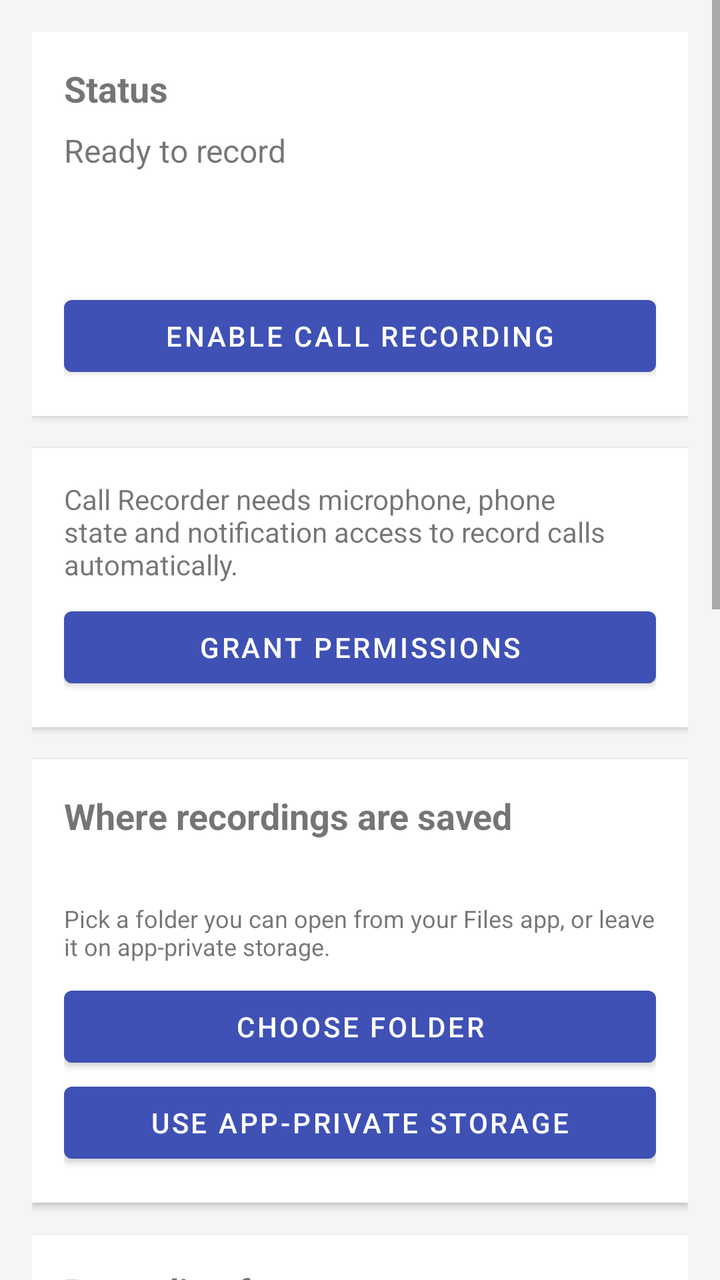
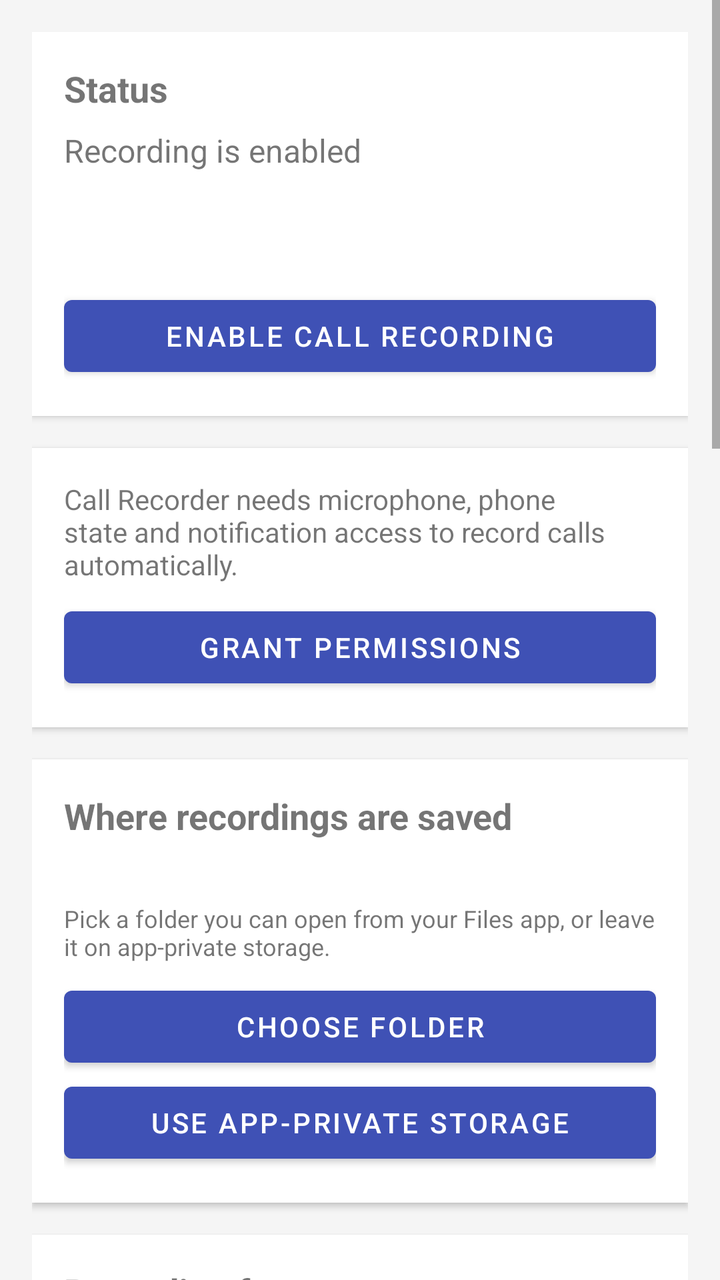

An Android layout rendered at two revisions. The XML below is the earlier revision; the diff shows what the commit changed to produce the second picture.
<!-- AndroidManifest.xml: application theme Theme.CallRecorder -->
<!-- res/layout/activity_main.xml -->
<?xml version="1.0" encoding="utf-8"?>
<ScrollView xmlns:android="http://schemas.android.com/apk/res/android"
    android:layout_width="match_parent"
    android:layout_height="match_parent"
    android:fillViewport="true"
    android:background="?android:attr/colorBackground">

    <LinearLayout
        android:layout_width="match_parent"
        android:layout_height="wrap_content"
        android:orientation="vertical"
        android:padding="16dp">

        
        <LinearLayout
            android:layout_width="match_parent"
            android:layout_height="wrap_content"
            android:orientation="vertical"
            android:padding="16dp"
            android:background="?attr/colorSurface"
            android:elevation="2dp">

            <TextView
                android:layout_width="wrap_content"
                android:layout_height="wrap_content"
                android:text="@string/status_title"
                android:textStyle="bold"
                android:textSize="18sp" />

            <TextView
                android:id="@+id/statusValue"
                android:layout_width="match_parent"
                android:layout_height="wrap_content"
                android:layout_marginTop="8dp"
                android:text="@string/status_ready"
                android:textSize="16sp" />

            <TextView
                android:id="@+id/statusSummary"
                android:layout_width="match_parent"
                android:layout_height="wrap_content"
                android:layout_marginTop="4dp"
                android:textSize="14sp" />

            <TextView
                android:id="@+id/statusFolder"
                android:layout_width="match_parent"
                android:layout_height="wrap_content"
                android:layout_marginTop="4dp"
                android:textSize="14sp" />

            <Button
                android:id="@+id/btnToggleService"
                android:layout_width="match_parent"
                android:layout_height="wrap_content"
                android:layout_marginTop="12dp"
                android:text="@string/btn_start" />
        </LinearLayout>

        
        <LinearLayout
            android:id="@+id/permissionsCard"
            android:layout_width="match_parent"
            android:layout_height="wrap_content"
            android:orientation="vertical"
            android:layout_marginTop="16dp"
            android:padding="16dp"
            android:background="?attr/colorSurface"
            android:elevation="2dp">

            <TextView
                android:id="@+id/permissionsText"
                android:layout_width="match_parent"
                android:layout_height="wrap_content"
                android:text="@string/permissions_needed"
                android:textSize="14sp" />

            <Button
                android:id="@+id/btnGrantPermissions"
                android:layout_width="match_parent"
                android:layout_height="wrap_content"
                android:layout_marginTop="8dp"
                android:text="@string/grant_permissions" />
        </LinearLayout>

        
        <LinearLayout
            android:layout_width="match_parent"
            android:layout_height="wrap_content"
            android:orientation="vertical"
            android:layout_marginTop="16dp"
            android:padding="16dp"
            android:background="?attr/colorSurface"
            android:elevation="2dp">

            <TextView
                android:layout_width="wrap_content"
                android:layout_height="wrap_content"
                android:text="@string/storage_title"
                android:textStyle="bold"
                android:textSize="18sp" />

            <TextView
                android:id="@+id/storagePath"
                android:layout_width="match_parent"
                android:layout_height="wrap_content"
                android:layout_marginTop="8dp"
                android:textSize="14sp" />

            <TextView
                android:layout_width="match_parent"
                android:layout_height="wrap_content"
                android:layout_marginTop="4dp"
                android:text="@string/storage_hint"
                android:textSize="12sp" />

            <Button
                android:id="@+id/btnChooseFolder"
                android:layout_width="match_parent"
                android:layout_height="wrap_content"
                android:layout_marginTop="8dp"
                android:text="@string/storage_choose" />

            <Button
                android:id="@+id/btnResetFolder"
                android:layout_width="match_parent"
                android:layout_height="wrap_content"
                android:text="@string/storage_reset" />
        </LinearLayout>

        
        <LinearLayout
            android:layout_width="match_parent"
            android:layout_height="wrap_content"
            android:orientation="vertical"
            android:layout_marginTop="16dp"
            android:padding="16dp"
            android:background="?attr/colorSurface"
            android:elevation="2dp">

            <TextView
                android:layout_width="wrap_content"
                android:layout_height="wrap_content"
                android:text="@string/format_title"
                android:textStyle="bold"
                android:textSize="18sp" />

            <RadioGroup
                android:id="@+id/formatGroup"
                android:layout_width="match_parent"
                android:layout_height="wrap_content"
                android:layout_marginTop="8dp"
                android:orientation="vertical" />

            <TextView
                android:layout_width="match_parent"
                android:layout_height="wrap_content"
                android:layout_marginTop="4dp"
                android:text="@string/format_hint"
                android:textSize="12sp" />
        </LinearLayout>

        
        <LinearLayout
            android:layout_width="match_parent"
            android:layout_height="wrap_content"
            android:orientation="vertical"
            android:layout_marginTop="16dp"
            android:padding="16dp"
            android:background="?attr/colorSurface"
            android:elevation="2dp">

            <TextView
                android:layout_width="wrap_content"
                android:layout_height="wrap_content"
                android:text="@string/quality_title"
                android:textStyle="bold"
                android:textSize="18sp" />

            <RadioGroup
                android:id="@+id/qualityGroup"
                android:layout_width="match_parent"
                android:layout_height="wrap_content"
                android:layout_marginTop="8dp"
                android:orientation="vertical" />

            <TextView
                android:layout_width="match_parent"
                android:layout_height="wrap_content"
                android:layout_marginTop="4dp"
                android:text="@string/quality_hint"
                android:textSize="12sp" />
        </LinearLayout>

        
        <LinearLayout
            android:layout_width="match_parent"
            android:layout_height="wrap_content"
            android:orientation="vertical"
            android:layout_marginTop="16dp"
            android:padding="16dp"
            android:background="?attr/colorSurface"
            android:elevation="2dp">

            <TextView
                android:layout_width="wrap_content"
                android:layout_height="wrap_content"
                android:text="@string/behaviour_title"
                android:textStyle="bold"
                android:textSize="18sp" />

            <CheckBox
                android:id="@+id/checkCellular"
                android:layout_width="match_parent"
                android:layout_height="wrap_content"
                android:layout_marginTop="8dp"
                android:text="@string/behaviour_record_cellular" />

            <CheckBox
                android:id="@+id/checkVoip"
                android:layout_width="match_parent"
                android:layout_height="wrap_content"
                android:text="@string/behaviour_record_voip" />

            <CheckBox
                android:id="@+id/checkAutoStart"
                android:layout_width="match_parent"
                android:layout_height="wrap_content"
                android:text="@string/behaviour_auto_start" />
        </LinearLayout>

        
        <LinearLayout
            android:layout_width="match_parent"
            android:layout_height="wrap_content"
            android:orientation="vertical"
            android:layout_marginTop="16dp"
            android:padding="16dp"
            android:background="?attr/colorSurface"
            android:elevation="2dp">

            <TextView
                android:layout_width="wrap_content"
                android:layout_height="wrap_content"
                android:text="@string/recordings_title"
                android:textStyle="bold"
                android:textSize="18sp" />

            <TextView
                android:id="@+id/recordingsEmpty"
                android:layout_width="match_parent"
                android:layout_height="wrap_content"
                android:layout_marginTop="8dp"
                android:text="@string/recordings_empty"
                android:textSize="14sp" />

            <LinearLayout
                android:id="@+id/recordingsContainer"
                android:layout_width="match_parent"
                android:layout_height="wrap_content"
                android:layout_marginTop="8dp"
                android:orientation="vertical" />
        </LinearLayout>

        
        <LinearLayout
            android:layout_width="match_parent"
            android:layout_height="wrap_content"
            android:orientation="vertical"
            android:layout_marginTop="16dp"
            android:padding="16dp"
            android:background="?attr/colorSurface"
            android:elevation="2dp">

            <TextView
                android:layout_width="wrap_content"
                android:layout_height="wrap_content"
                android:text="@string/updates_title"
                android:textStyle="bold"
                android:textSize="18sp" />

            <TextView
                android:id="@+id/currentVersion"
                android:layout_width="match_parent"
                android:layout_height="wrap_content"
                android:layout_marginTop="8dp"
                android:textSize="14sp" />

            <TextView
                android:id="@+id/updateStatus"
                android:layout_width="match_parent"
                android:layout_height="wrap_content"
                android:layout_marginTop="4dp"
                android:textSize="14sp" />

            <Button
                android:id="@+id/btnCheckUpdates"
                android:layout_width="match_parent"
                android:layout_height="wrap_content"
                android:layout_marginTop="8dp"
                android:text="@string/updates_check" />

            <Button
                android:id="@+id/btnOpenRelease"
                android:layout_width="match_parent"
                android:layout_height="wrap_content"
                android:visibility="gone"
                android:text="@string/updates_open_release" />
        </LinearLayout>

    </LinearLayout>
</ScrollView>
<!-- resources referenced by this layout -->
<resources>
  <string name="behaviour_auto_start">Start automatically after reboot</string>
  <string name="behaviour_record_cellular">Record phone calls</string>
  <string name="behaviour_record_voip">Record VoIP and WhatsApp calls, best effort</string>
  <string name="behaviour_title">Behaviour</string>
  <string name="btn_start">Enable call recording</string>
  <string name="format_hint">M4A gives the best balance of quality and size.</string>
  <string name="format_title">Recording format</string>
  <string name="grant_permissions">Grant permissions</string>
  <string name="permissions_needed">Call Recorder needs microphone, phone state and notification access to record calls automatically.</string>
  <string name="quality_hint">Higher quality means larger files.</string>
  <string name="quality_title">Recording quality</string>
  <string name="recordings_empty">No recordings yet. They will appear here after your first call.</string>
  <string name="recordings_title">Recordings</string>
  <string name="status_ready">Ready to record</string>
  <string name="status_title">Status</string>
  <string name="storage_choose">Choose folder</string>
  <string name="storage_hint">Pick a folder you can open from your Files app, or leave it on app-private storage.</string>
  <string name="storage_reset">Use app-private storage</string>
  <string name="storage_title">Where recordings are saved</string>
  <string name="updates_check">Check for updates</string>
  <string name="updates_open_release">Open release page</string>
  <string name="updates_title">Updates</string>
  <style name="Theme.CallRecorder" parent="Theme.MaterialComponents.DayNight.NoActionBar">
          <item name="colorPrimary">#3F51B5</item>
          <item name="colorPrimaryVariant">#303F9F</item>
          <item name="colorOnPrimary">#FFFFFF</item>
          <item name="colorSecondary">#FF4081</item>
          <item name="colorOnSecondary">#FFFFFF</item>
          <item name="colorSurface">#FFFFFF</item>
          <item name="colorOnSurface">#1A1A1A</item>
          <item name="android:colorBackground">#F5F5F5</item>
          <item name="android:statusBarColor">#303F9F</item>
      </style>
</resources>

<!-- the commit's change to res/layout/activity_main.xml (unified diff, before → after) -->
@@ -308,5 +308,90 @@
                 android:text="@string/updates_open_release" />
         </LinearLayout>
 
+        
+        <LinearLayout
+            android:layout_width="match_parent"
+            android:layout_height="wrap_content"
+            android:orientation="vertical"
+            android:layout_marginTop="16dp"
+            android:padding="16dp"
+            android:background="?attr/colorSurface"
+            android:elevation="2dp">
+
+            <TextView
+                android:layout_width="wrap_content"
+                android:layout_height="wrap_content"
+                android:text="@string/sharing_title"
+                android:textStyle="bold"
+                android:textSize="18sp" />
+
+            <TextView
+                android:layout_width="match_parent"
+                android:layout_height="wrap_content"
+                android:layout_marginTop="4dp"
+                android:text="@string/sharing_hint"
+                android:textSize="12sp" />
+
+            <EditText
+                android:id="@+id/shareRecipient"
+                android:layout_width="match_parent"
+                android:layout_height="wrap_content"
+                android:layout_marginTop="8dp"
+                android:hint="@string/sharing_recipient_hint"
+                android:inputType="textEmailAddress"
+                android:maxLines="1" />
+
+            <Button
+                android:id="@+id/btnSaveRecipient"
+                android:layout_width="match_parent"
+                android:layout_height="wrap_content"
+                android:text="@string/sharing_save_recipient" />
+
+            <CheckBox
+                android:id="@+id/checkAutoShare"
+                android:layout_width="match_parent"
+                android:layout_height="wrap_content"
+                android:text="@string/sharing_auto" />
+
+            <Button
+                android:id="@+id/btnShareAll"
+                android:layout_width="match_parent"
+                android:layout_height="wrap_content"
+                android:layout_marginTop="4dp"
+                android:text="@string/sharing_share_all" />
+        </LinearLayout>
+
+        
+        <LinearLayout
+            android:layout_width="match_parent"
+            android:layout_height="wrap_content"
+            android:orientation="vertical"
+            android:layout_marginTop="16dp"
+            android:padding="16dp"
+            android:background="?attr/colorSurface"
+            android:elevation="2dp">
+
+            <TextView
+                android:layout_width="wrap_content"
+                android:layout_height="wrap_content"
+                android:text="@string/minimise_title"
+                android:textStyle="bold"
+                android:textSize="18sp" />
+
+            <TextView
+                android:layout_width="match_parent"
+                android:layout_height="wrap_content"
+                android:layout_marginTop="4dp"
+                android:text="@string/minimise_hint"
+                android:textSize="12sp" />
+
+            <CheckBox
+                android:id="@+id/checkMinimise"
+                android:layout_width="match_parent"
+                android:layout_height="wrap_content"
+                android:layout_marginTop="8dp"
+                android:text="@string/minimise_toggle" />
+        </LinearLayout>
+
     </LinearLayout>
 </ScrollView>
<!-- resource entries referenced after the edit -->
@@ -8,12 +8,21 @@
   <string name="format_hint">M4A gives the best balance of quality and size.</string>
   <string name="format_title">Recording format</string>
   <string name="grant_permissions">Grant permissions</string>
+  <string name="minimise_hint">Keep the app out of your recent-apps list. Reopen it from the recording notification. This does not hide the app from Settings.</string>
+  <string name="minimise_title">Minimise</string>
+  <string name="minimise_toggle">Minimise after leaving the app</string>
   <string name="permissions_needed">Call Recorder needs microphone, phone state and notification access to record calls automatically.</string>
   <string name="quality_hint">Higher quality means larger files.</string>
   <string name="quality_title">Recording quality</string>
   <string name="recordings_empty">No recordings yet. They will appear here after your first call.</string>
   <string name="recordings_title">Recordings</string>
-  <string name="status_ready">Ready to record</string>
+  <string name="sharing_auto">Share automatically after each call</string>
+  <string name="sharing_hint">Share recordings through your mail or messaging app. The recipient below is pre-filled when you share.</string>
+  <string name="sharing_recipient_hint">Recipient email (optional)</string>
+  <string name="sharing_save_recipient">Save recipient</string>
+  <string name="sharing_share_all">Share all recordings</string>
+  <string name="sharing_title">Share recordings</string>
+  <string name="status_ready">Recording is enabled</string>
   <string name="status_title">Status</string>
   <string name="storage_choose">Choose folder</string>
   <string name="storage_hint">Pick a folder you can open from your Files app, or leave it on app-private storage.</string>
